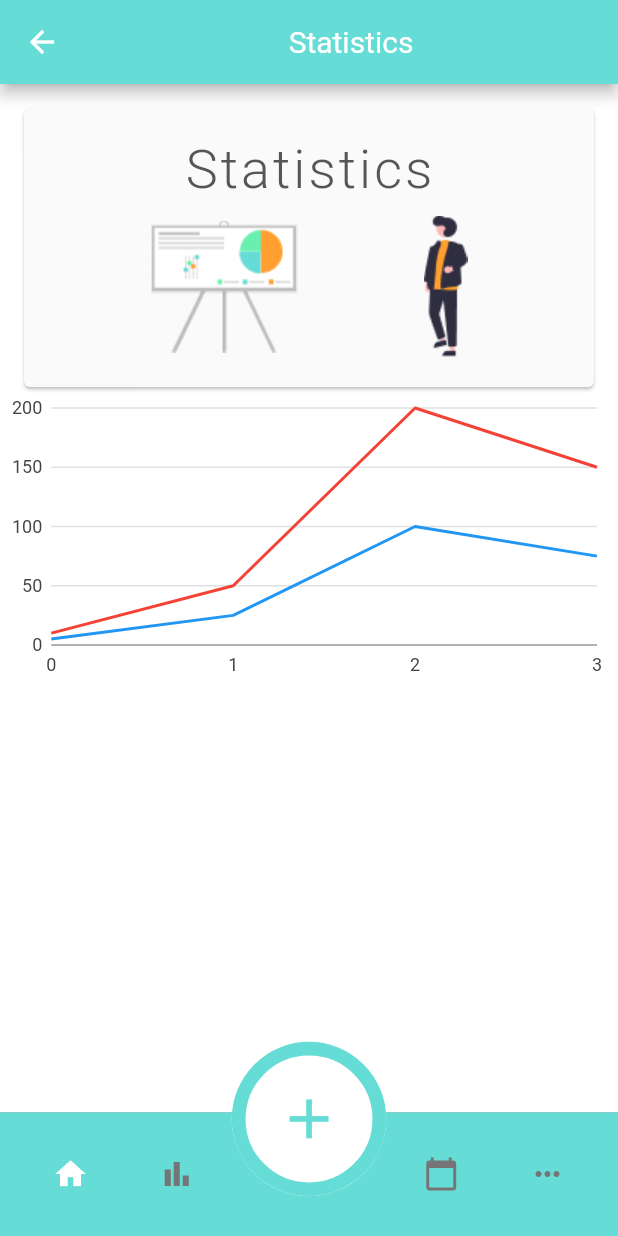
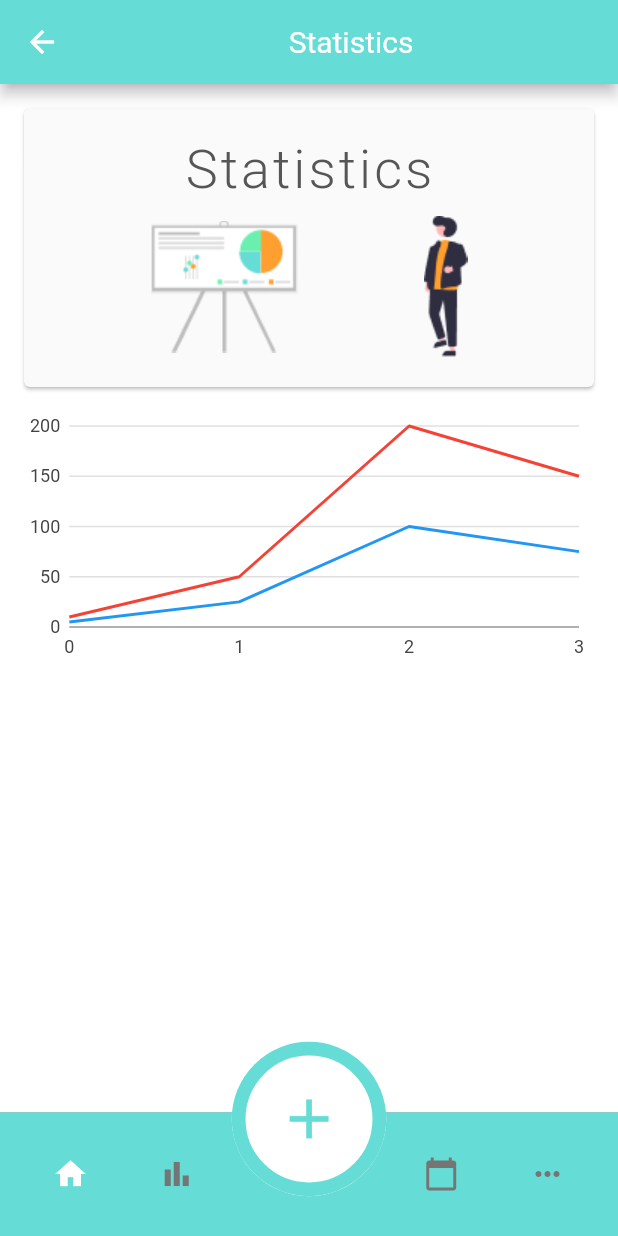
Before and after one commit to florianthom/MobileAppPublicHealthFrontend, a Flutter app: the StatisticsScreen screen opened by its route, on a phone screen of 412 x 824 dp. Run offline on Flutter 3.47's test engine with Material 2 defaults, Android fonts, the phone set to English and light mode, and no system bars; our stand-ins replace bloc, charts_flutter, flutter_bloc, sqflite; missing offline and left inert: lipsum; accounts and stored records are empty; generated files the repository leaves out were written again.

Commit message:
statistics padding

```diff
--- a/Implementation/mobile_health/lib/screens/StatisticsScreen.dart
+++ b/Implementation/mobile_health/lib/screens/StatisticsScreen.dart
@@ -34,8 +34,8 @@ class _StatisticsScreenState extends State<StatisticsScreen> {
             TitleCardStatistics(),
             Container(
               height: 200,
-              //color: Colors.green, //just an example
               child: NumericComboLinePointChart(NumericComboLinePointChart._createSampleData()),
+              padding: const EdgeInsets.all(12.0),
             ),
           ],
         ),
```
